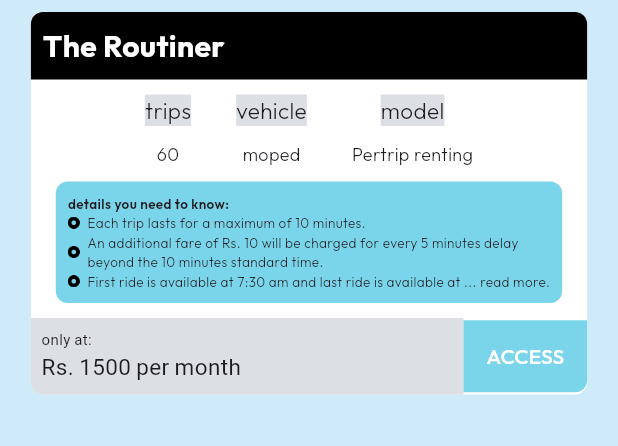
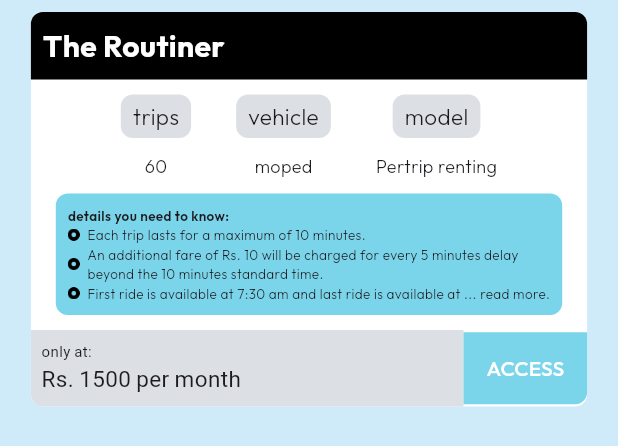
Before and after one commit to isha2125/Zappe, a Flutter app: the SubscriptionDeals widget shown alone on an empty page, opened directly, on a phone screen of 412 x 824 dp. Shown: the top 446 px of the screen. Run offline on Flutter 3.47's test engine with Material 2 defaults, Android fonts, the phone set to English and light mode, and no system bars; our stand-ins replace flutter_svg, get, google_fonts, google_maps_flutter, rive; missing offline and left inert: uicons_brands, week_of_year.

Commit message:
Fixed everything

```diff
--- a/lib/main.dart
+++ b/lib/main.dart
@@ -42,7 +42,7 @@
         "/accounts": (context) => const Account(),
         "/location": (context) => const location(),
       },
-      initialRoute: "/splash",
+      initialRoute: "/shop",
     ),
   );
 }
--- a/lib/pages/home_page.dart
+++ b/lib/pages/home_page.dart
@@ -115,7 +115,7 @@
             Expanded(
               child: Container(
                 color: Colors.white,
-                child: ListView(
+                child: Column(
                   children: [
                     const Divider(
                       height: 1,
--- a/lib/screens/subscription/subscription.dart
+++ b/lib/screens/subscription/subscription.dart
@@ -81,18 +81,24 @@
                           height: 10,
                         ),
                         Row(
-                          //crossAxisAlignment: CrossAxisAlignment.start,
-
                           children: [
                             Column(
                               children: [
                                 Container(
-                                  color: Color.fromARGB(255, 220, 224, 228),
-                                  child: const Text(
+                                  decoration: BoxDecoration(
+                                    color: const Color.fromARGB(
+                                        255, 220, 224, 228),
+                                    borderRadius: BorderRadius.circular(8),
+                                  ),
+                                  child: const Padding(
+                                    padding: EdgeInsets.symmetric(
+                                        horizontal: 8, vertical: 4),
+                                    child: Text(
                                       "trips",
                                       style: TextStyle(
                                           fontSize: 15,
                                           fontWeight: FontWeight.w300),
+                                    ),
                                   ),
                                 ),
                                 const SizedBox(
@@ -114,12 +120,20 @@
                             Column(
                               children: [
                                 Container(
-                                  color: Color.fromARGB(255, 220, 224, 228),
-                                  child: const Text(
+                                  decoration: BoxDecoration(
+                                    color: const Color.fromARGB(
+                                        255, 220, 224, 228),
+                                    borderRadius: BorderRadius.circular(8),
+                                  ),
+                                  child: const Padding(
+                                    padding: EdgeInsets.symmetric(
+                                        horizontal: 8, vertical: 4),
+                                    child: Text(
                                       "vehicle",
                                       style: TextStyle(
                                           fontSize: 15,
                                           fontWeight: FontWeight.w300),
+                                    ),
                                   ),
                                 ),
                                 const SizedBox(
@@ -141,12 +155,20 @@
                             Column(
                               children: [
                                 Container(
-                                  color: Color.fromARGB(255, 220, 224, 228),
-                                  child: const Text(
+                                  decoration: BoxDecoration(
+                                    color: const Color.fromARGB(
+                                        255, 220, 224, 228),
+                                    borderRadius: BorderRadius.circular(8),
+                                  ),
+                                  child: const Padding(
+                                    padding: EdgeInsets.symmetric(
+                                        horizontal: 8, vertical: 4),
+                                    child: Text(
                                       "model",
                                       style: TextStyle(
                                           fontSize: 15,
                                           fontWeight: FontWeight.w300),
+                                    ),
                                   ),
                                 ),
                                 const SizedBox(
```
Also changed, not shown: lib/screens/shop/shops.dart (+32 -16 lines). Lines whose indentation alone changed are shown as unchanged.
